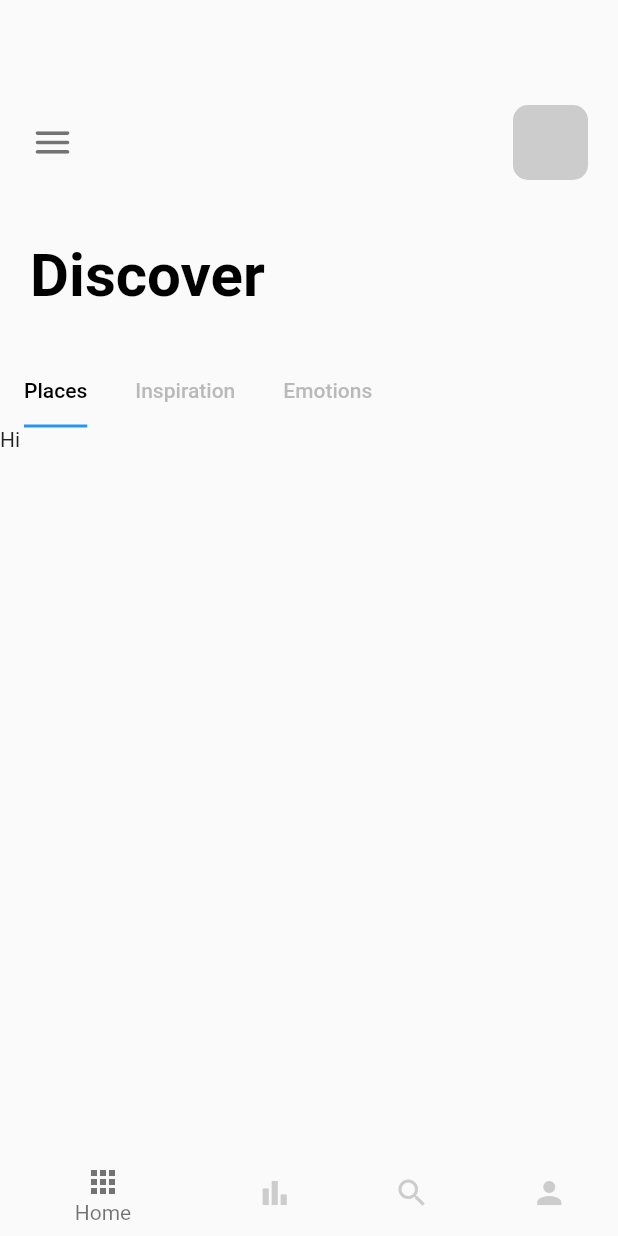
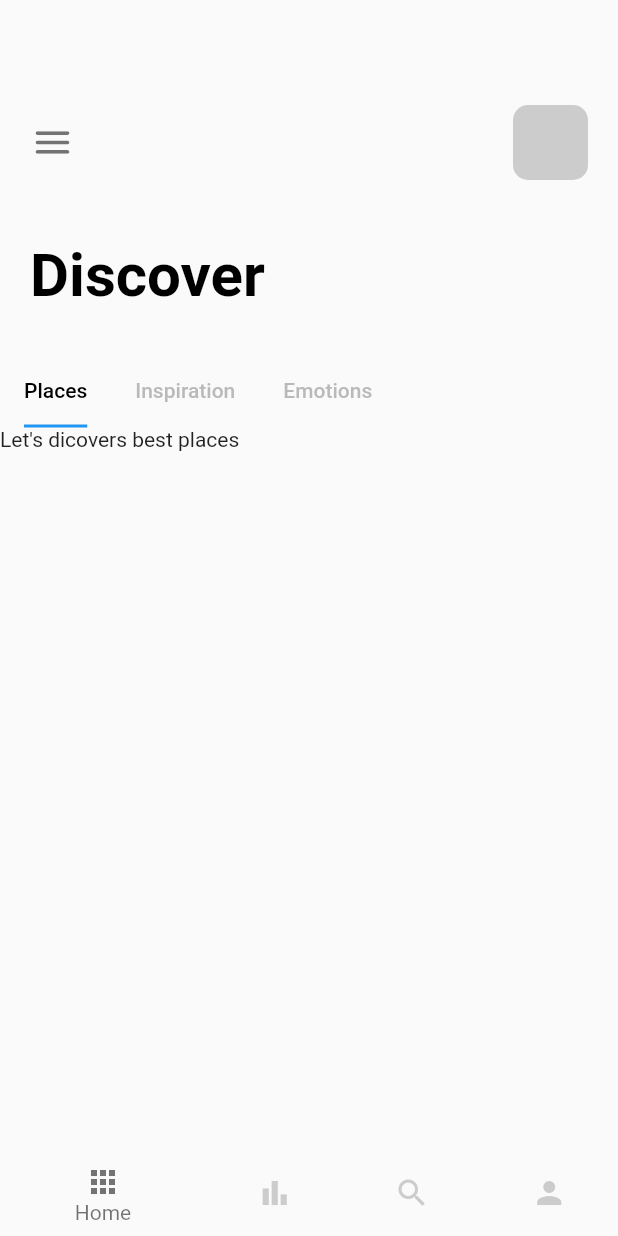
Before and after one commit to Onecode24/travel-app-flutter, a Flutter app: the screen it shows after launch, on a phone screen of 412 x 824 dp. Run offline on Flutter 3.47's test engine with Material 2 defaults, Android fonts, the phone set to English and light mode, and no system bars.

```diff
--- a/lib/pages/navpages/home_page.dart
+++ b/lib/pages/navpages/home_page.dart
@@ -67,9 +67,9 @@ class _HomePageState extends State<HomePage> with TickerProviderStateMixin {
             height: 300,
             width: double.maxFinite,
             child: TabBarView(controller: tabController, children: [
-              Text("Hi"),
-              Text("Two"),
-              Text("Three"),
+              Text("Let's dicovers best places"),
+              Text("Inspiration View"),
+              Text("Emotion View"),
             ]),
           )
         ],
```
Also changed, not shown: 1 other file.
